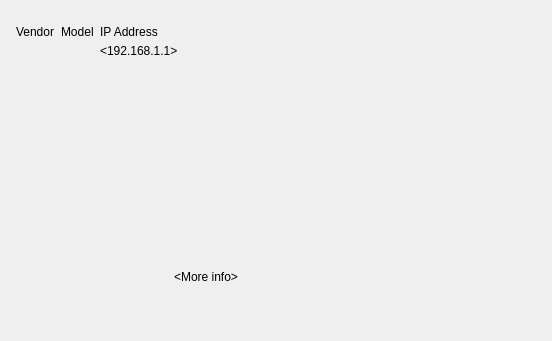
Old version of the form client/nx_client_desktop/src/nx/client/desktop/resource_properties/camera/widgets/camera_info_widget.ui in the repository networkoptix/nx_open; both pictures show x 0 to 552 and y 0 to 341 of the 1107 by 341 pixel window.
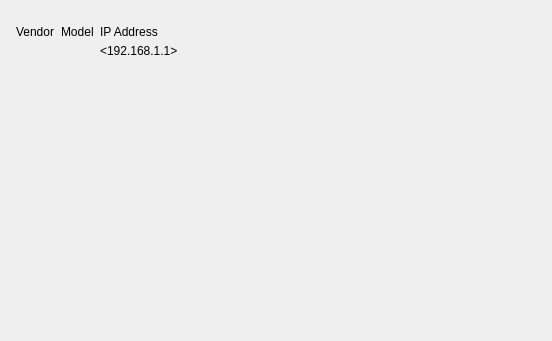
New version of the form. Custom widgets are drawn as their Qt base class.

Commit message:
VMS-10325: Support Wearable Cameras in General Tab of new Camera Settings dialog
<==== Mercurial data ====>
Branch: vms

Diff of the .ui file:
```diff
--- a/client/nx_client_desktop/src/nx/client/desktop/resource_properties/camera/widgets/camera_info_widget.ui
+++ b/client/nx_client_desktop/src/nx/client/desktop/resource_properties/camera/widgets/camera_info_widget.ui
@@ -617,8 +617,14 @@
      </property>
      <item>
       <widget class="QStackedWidget" name="controlsStackedWidget">
+       <property name="sizePolicy">
+        <sizepolicy hsizetype="MinimumExpanding" vsizetype="Preferred">
+         <horstretch>0</horstretch>
+         <verstretch>0</verstretch>
+        </sizepolicy>
+       </property>
        <property name="currentIndex">
-        <number>0</number>
+        <number>2</number>
        </property>
        <widget class="QWidget" name="toggleInfoPage">
         <layout class="QVBoxLayout" name="verticalLayout_3">
@@ -665,21 +671,9 @@
          </item>
         </layout>
        </widget>
+       <widget class="nx::client::desktop::WearableCameraUploadWidget" name="wearableControlsPage"/>
       </widget>
      </item>
-     <item>
-      <spacer name="horizontalSpacer">
-       <property name="orientation">
-        <enum>Qt::Horizontal</enum>
-       </property>
-       <property name="sizeHint" stdset="0">
-        <size>
-         <width>40</width>
-         <height>20</height>
-        </size>
-       </property>
-      </spacer>
-     </item>
      <item>
       <widget class="QPushButton" name="showOnLayoutButton">
        <property name="text">
@@ -726,6 +720,12 @@
    <extends>QPushButton</extends>
    <header location="global">nx/client/desktop/common/widgets/clipboard_button.h</header>
   </customwidget>
+  <customwidget>
+   <class>nx::client::desktop::WearableCameraUploadWidget</class>
+   <extends>QWidget</extends>
+   <header location="global">nx/client/desktop/resource_properties/camera/widgets/wearable_camera_upload_widget.h</header>
+   <container>1</container>
+  </customwidget>
  </customwidgets>
  <resources/>
  <connections/>
```
The commit also changes 41 other files.
